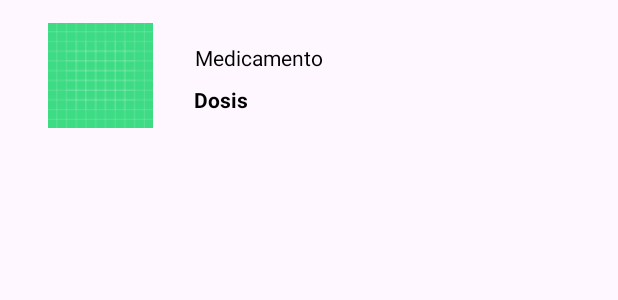
After one commit to andu7u7/med-project, an Android app: the layout lista_item_medicamento.xml on its own in the app's theme, with its tools: preview values and no code run, on a phone screen of 412 x 824 dp. The commit adds this screen. Shown: the top 300 px of the screen. Run offline under Robolectric (Android 15) with nearby library versions, the phone set to English and light mode, and no system bars.

Commit message:
Se agregó la vista ListaMedicamento

```diff
--- /dev/null
+++ b/app/src/main/res/layout/lista_item_medicamento.xml
@@ -0,0 +1,56 @@
+<?xml version="1.0" encoding="utf-8"?>
+<androidx.constraintlayout.widget.ConstraintLayout xmlns:android="http://schemas.android.com/apk/res/android"
+    xmlns:app="http://schemas.android.com/apk/res-auto"
+    xmlns:tools="http://schemas.android.com/tools"
+    android:id="@+id/layoutPrenda"
+    android:layout_width="match_parent"
+    android:layout_height="wrap_content"
+    android:layout_marginBottom="10dp">
+
+    <ImageView
+        android:id="@+id/imageView5"
+        android:layout_width="70dp"
+        android:layout_height="70dp"
+        android:layout_marginStart="15dp"
+        android:layout_marginTop="15dp"
+        android:layout_marginEnd="16dp"
+        android:layout_marginBottom="15dp"
+        app:layout_constraintBottom_toBottomOf="parent"
+        app:layout_constraintEnd_toEndOf="parent"
+        app:layout_constraintHorizontal_bias="0.054"
+        app:layout_constraintStart_toStartOf="parent"
+        app:layout_constraintTop_toTopOf="parent"
+        app:layout_constraintVertical_bias="0.0"
+        app:srcCompat="@drawable/ic_launcher_background" />
+
+    <TextView
+        android:id="@+id/txtItemNombreMedicamento"
+        android:layout_width="wrap_content"
+        android:layout_height="wrap_content"
+        android:layout_marginStart="15dp"
+        android:layout_marginTop="10dp"
+        android:text="Medicamento"
+        android:textColor="@color/black"
+        app:layout_constraintBottom_toBottomOf="parent"
+        app:layout_constraintEnd_toEndOf="parent"
+        app:layout_constraintHorizontal_bias="0.059"
+        app:layout_constraintStart_toEndOf="@+id/imageView5"
+        app:layout_constraintTop_toTopOf="parent"
+        app:layout_constraintVertical_bias="0.259" />
+
+    <TextView
+        android:id="@+id/txtItemDosis"
+        android:layout_width="wrap_content"
+        android:layout_height="wrap_content"
+        android:layout_marginStart="15dp"
+        android:text="Dosis"
+        android:textColor="@color/black"
+        android:textStyle="bold"
+        app:layout_constraintBottom_toBottomOf="parent"
+        app:layout_constraintEnd_toEndOf="parent"
+        app:layout_constraintHorizontal_bias="0.047"
+        app:layout_constraintStart_toEndOf="@+id/imageView5"
+        app:layout_constraintTop_toBottomOf="@+id/txtItemNombreMedicamento"
+        app:layout_constraintVertical_bias="0.268" />
+
+</androidx.constraintlayout.widget.ConstraintLayout>
```
Also changed, not shown: app/src/main/java/com/example/medproject/ListaMedicamento.java (+54 -0 lines), app/src/main/java/com/example/medproject/adaptador/ListaMedicamentosAdapter.java (added, +69 -0 lines), app/src/main/java/com/example/medproject/entidad/Medicamento.java (added, +69 -0 lines), app/src/main/res/layout/activity_lista_medicamento.xml (indentation only).
